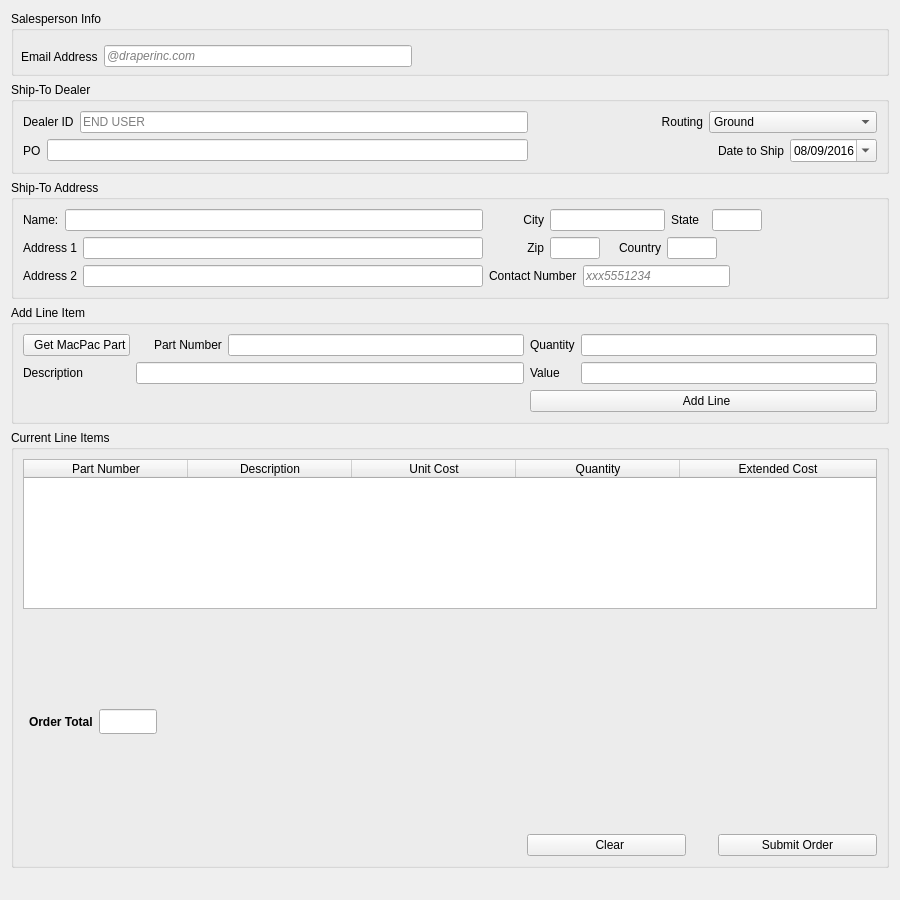
This is View/setuptab.ui in topherMcDonald/SPO as Qt 5 draws it before an edit. The edited form follows.
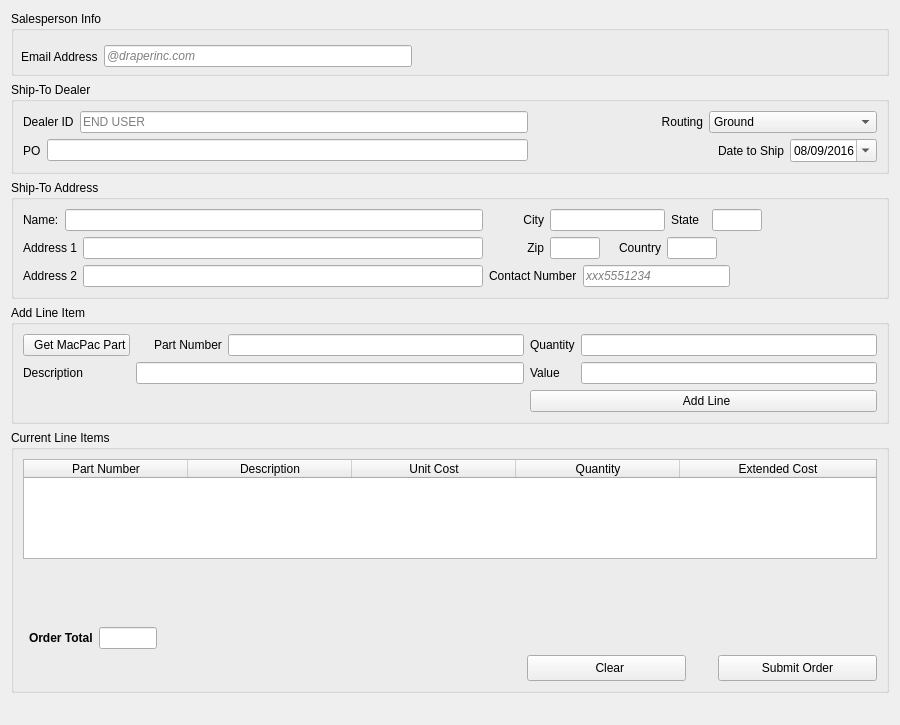
This is the edited form. Icons and pictures are not drawn.

Commit message: Fixed 2 column to fit data width returned

```diff
--- a/View/setuptab.ui
+++ b/View/setuptab.ui
@@ -7,7 +7,7 @@
     <x>0</x>
     <y>0</y>
     <width>900</width>
-    <height>900</height>
+    <height>725</height>
    </rect>
   </property>
   <property name="sizePolicy">
@@ -251,7 +251,7 @@
       <string>Current Line Items</string>
      </property>
      <layout class="QGridLayout" name="gridLayout_5">
-      <item row="1" column="2">
+      <item row="2" column="2">
        <widget class="QLineEdit" name="leOrderTotal">
         <property name="sizePolicy">
          <sizepolicy hsizetype="Maximum" vsizetype="Maximum">
@@ -279,23 +279,7 @@
         </property>
        </widget>
       </item>
-      <item row="1" column="4" colspan="2">
-       <spacer name="horizontalSpacer_3">
-        <property name="orientation">
-         <enum>Qt::Horizontal</enum>
-        </property>
-        <property name="sizeType">
-         <enum>QSizePolicy::Fixed</enum>
-        </property>
-        <property name="sizeHint" stdset="0">
-         <size>
-          <width>40</width>
-          <height>20</height>
-         </size>
-        </property>
-       </spacer>
-      </item>
-      <item row="2" column="6">
+      <item row="3" column="5">
        <spacer name="horizontalSpacer_2">
         <property name="orientation">
          <enum>Qt::Horizontal</enum>
@@ -311,12 +295,12 @@
         </property>
        </spacer>
       </item>
-      <item row="2" column="7">
+      <item row="3" column="6">
        <widget class="QPushButton" name="btnSubmitOrder">
         <property name="minimumSize">
          <size>
           <width>159</width>
-          <height>20</height>
+          <height>26</height>
          </size>
         </property>
         <property name="text">
@@ -328,7 +312,7 @@
         </property>
        </widget>
       </item>
-      <item row="2" column="4">
+      <item row="3" column="3">
        <spacer name="horizontalSpacer">
         <property name="orientation">
          <enum>Qt::Horizontal</enum>
@@ -344,18 +328,18 @@
         </property>
        </spacer>
       </item>
-      <item row="0" column="0" colspan="8">
+      <item row="0" column="0" colspan="7">
        <widget class="QTableWidget" name="tblOrderLinesWidget">
-        <property name="sizePolicy">
-         <sizepolicy hsizetype="Expanding" vsizetype="Expanding">
-          <horstretch>0</horstretch>
-          <verstretch>0</verstretch>
-         </sizepolicy>
+        <property name="minimumSize">
+         <size>
+          <width>0</width>
+          <height>100</height>
+         </size>
         </property>
         <property name="maximumSize">
          <size>
           <width>16777215</width>
-          <height>150</height>
+          <height>300</height>
          </size>
         </property>
         <property name="lineWidth">
@@ -418,7 +402,7 @@
         </column>
        </widget>
       </item>
-      <item row="2" column="5">
+      <item row="3" column="4">
        <widget class="QPushButton" name="btnRecapAndSubmit_Clear">
         <property name="sizePolicy">
          <sizepolicy hsizetype="Fixed" vsizetype="Fixed">
@@ -429,7 +413,7 @@
         <property name="minimumSize">
          <size>
           <width>159</width>
-          <height>20</height>
+          <height>26</height>
          </size>
         </property>
         <property name="maximumSize">
@@ -447,7 +431,7 @@
         </property>
        </widget>
       </item>
-      <item row="1" column="1">
+      <item row="2" column="1">
        <widget class="QLabel" name="lblOrderTotal">
         <property name="font">
          <font>
@@ -460,23 +444,23 @@
         </property>
        </widget>
       </item>
-      <item row="1" column="3" rowspan="2">
-       <spacer name="verticalSpacer_2">
+      <item row="2" column="3" colspan="2">
+       <spacer name="horizontalSpacer_3">
         <property name="orientation">
-         <enum>Qt::Vertical</enum>
+         <enum>Qt::Horizontal</enum>
         </property>
         <property name="sizeType">
-         <enum>QSizePolicy::Preferred</enum>
+         <enum>QSizePolicy::Fixed</enum>
         </property>
         <property name="sizeHint" stdset="0">
          <size>
-          <width>20</width>
-          <height>40</height>
+          <width>40</width>
+          <height>20</height>
          </size>
         </property>
        </spacer>
       </item>
-      <item row="1" column="7">
+      <item row="1" column="2">
        <spacer name="verticalSpacer_3">
         <property name="orientation">
          <enum>Qt::Vertical</enum>
```
Left out of the diff: 1 changed line with no effect on the pictures. The commit also changes 4 other files.
